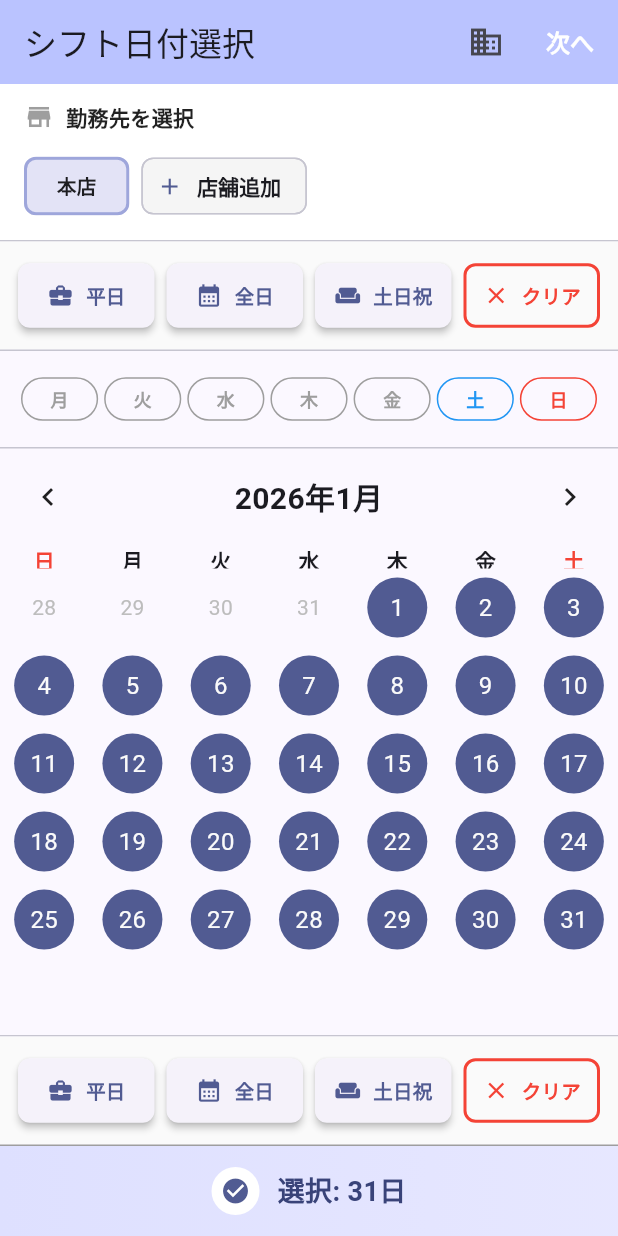
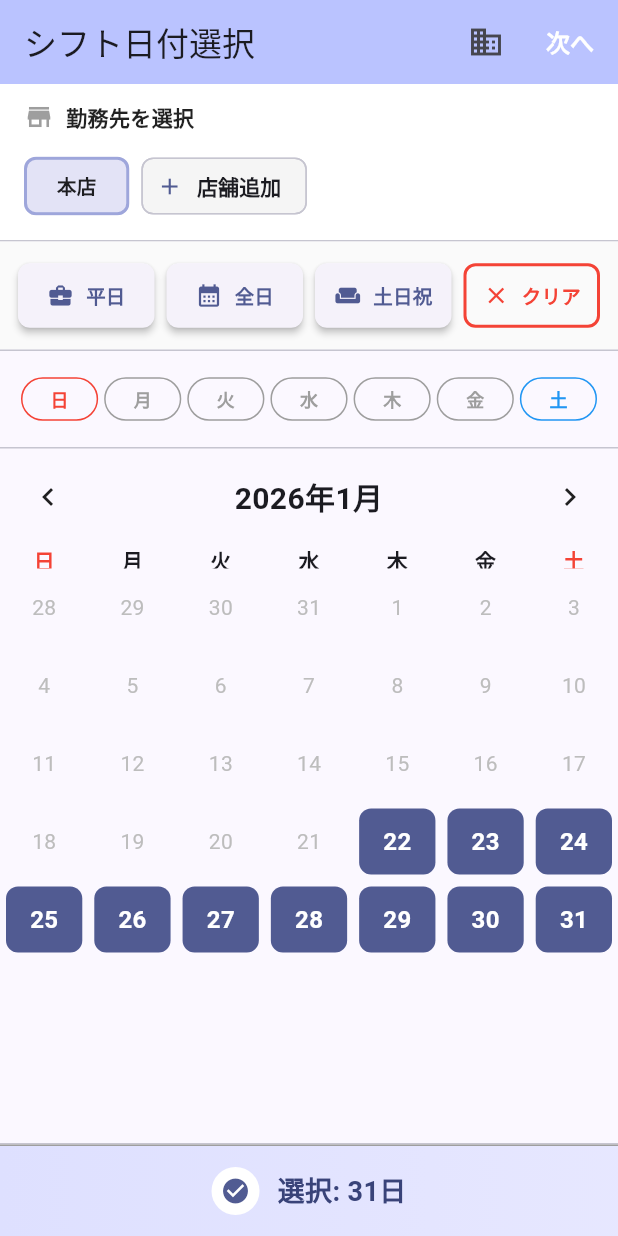
Before and after one commit to musaikun/SxS-Manager-F, a Flutter app: the screen it shows after launch, after a tap on "平日", after a tap on "全日", on a phone screen of 412 x 824 dp. Run offline on Flutter 3.47's test engine with Material 3 defaults, Android fonts, the phone set to English and light mode, and no system bars; drawn by our look-alikes of table_calendar; our stand-ins replace flutter_riverpod, shared_preferences.

Commit message:
feat: 日付選択画面のUI/UX改善を実装
以下の5つの改善を実装:
①祝日の日付フォントをピンク色に変更
②過去の日付を選択不可に設定
③重複していた下部のアクションボタンを削除
④曜日選択ボタンをカレンダーに揃え、日曜始まりに変更
⑤選択日付を四角形に変更し、店舗別カラードット（赤・青・黄・緑）を表示

詳細:
- defaultBuilderに祝日判定を追加してピンク色で表示
- enabledDayPredicateとonDaySelectedを追加して過去日付を無効化
- 重複していた_buildActionButtons()の2回目の呼び出しを削除
- 曜日ボタンを日曜始まり（日月火水木金土）に変更し、カラーも調整
- selectedBuilderを追加して四角形の選択デザインを実装
- 選択日付内に登録済み店舗を示すカラードット（最大4つ）を表示

```diff
--- a/lib/features/shift/presentation/date_selection_screen.dart
+++ b/lib/features/shift/presentation/date_selection_screen.dart
@@ -110,6 +110,12 @@ class _DateSelectionScreenState extends ConsumerState<DateSelectionScreen> {
 
   // 日付の選択/解除
   void _toggleDate(DateTime day) {
+    // 過去の日付は選択できない
+    final today = _normalizeDate(DateTime.now());
+    if (_normalizeDate(day).isBefore(today)) {
+      return;
+    }
+
     setState(() {
       final normalized = _normalizeDate(day);
       if (_tempSelectedDates.contains(normalized)) {
@@ -268,6 +274,20 @@ class _DateSelectionScreenState extends ConsumerState<DateSelectionScreen> {
               // 複数選択モード
               selectedDayPredicate: (day) => _isSelected(day),
 
+              // 過去の日付を無効化
+              enabledDayPredicate: (day) {
+                final today = _normalizeDate(DateTime.now());
+                return !_normalizeDate(day).isBefore(today);
+              },
+
+              // 日付タップ時の処理
+              onDaySelected: (selectedDay, focusedDay) {
+                _toggleDate(selectedDay);
+                setState(() {
+                  _focusedDay = focusedDay;
+                });
+              },
+
               // ヘッダースタイル
               headerStyle: const HeaderStyle(
                 formatButtonVisible: false,
@@ -285,10 +305,10 @@ class _DateSelectionScreenState extends ConsumerState<DateSelectionScreen> {
                   color: Theme.of(context).colorScheme.primary.withOpacity(0.3),
                   shape: BoxShape.circle,
                 ),
-                // 選択された日
+                // 選択された日（四角形に変更）
                 selectedDecoration: BoxDecoration(
                   color: Theme.of(context).colorScheme.primary,
-                  shape: BoxShape.circle,
+                  borderRadius: BorderRadius.circular(8),
                 ),
                 // 土曜日（青）
                 weekendTextStyle: const TextStyle(
@@ -318,8 +338,88 @@ class _DateSelectionScreenState extends ConsumerState<DateSelectionScreen> {
 
               // カスタムビルダーで日曜日を赤色に
               calendarBuilders: CalendarBuilders(
+                // 選択された日付のカスタム表示（四角形 + 店舗ドット）
+                selectedBuilder: (context, day, focusedDay) {
+                  // この日付にシフトが登録されている店舗を取得
+                  final shifts = ref
+                      .read(shiftDateProvider.notifier)
+                      .getShiftsForDate(day);
+                  final stores = ref.read(storeProvider);
+
+                  // 店舗カラーマップ（最大4店舗、指定の4色）
+                  final dotColors = [
+                    Colors.red,
+                    Colors.blue,
+                    Colors.yellow,
+                    Colors.green,
+                  ];
+
+                  return Container(
+                    margin: const EdgeInsets.all(4),
+                    decoration: BoxDecoration(
+                      color: Theme.of(context).colorScheme.primary,
+                      borderRadius: BorderRadius.circular(8),
+                    ),
+                    child: Column(
+                      mainAxisAlignment: MainAxisAlignment.center,
+                      children: [
+                        // 日付
+                        Text(
+                          '${day.day}',
+                          style: const TextStyle(
+                            color: Colors.white,
+                            fontWeight: FontWeight.bold,
+                            fontSize: 16,
+                          ),
+                        ),
+                        // 店舗ドット（登録済みの店舗のみ表示）
+                        if (shifts.isNotEmpty) ...[
+                          const SizedBox(height: 2),
+                          Row(
+                            mainAxisAlignment: MainAxisAlignment.center,
+                            children: shifts.take(4).map((shift) {
+                              // 店舗のインデックスを取得してドット色を決定
+                              final storeIndex = stores.indexWhere(
+                                (s) => s.id == shift.storeId,
+                              );
+                              final dotColor = storeIndex >= 0 && storeIndex < 4
+                                  ? dotColors[storeIndex]
+                                  : Colors.white;
+
+                              return Container(
+                                margin: const EdgeInsets.symmetric(horizontal: 1),
+                                width: 6,
+                                height: 6,
+                                decoration: BoxDecoration(
+                                  color: dotColor,
+                                  shape: BoxShape.circle,
+                                  border: Border.all(
+                                    color: Colors.white.withOpacity(0.5),
+                                    width: 0.5,
+                                  ),
+                                ),
+                              );
+                            }).toList(),
+                          ),
+                        ],
+                      ],
+                    ),
+                  );
+                },
                 // デフォルトの日付表示をカスタマイズ
                 defaultBuilder: (context, day, focusedDay) {
+                  // 祝日をピンク色に（最優先）
+                  if (_isHoliday(day)) {
+                    return Center(
+                      child: Text(
+                        '${day.day}',
+                        style: const TextStyle(
+                          color: Colors.pink,
+                          fontWeight: FontWeight.w600,
+                        ),
+                      ),
+                    );
+                  }
                   // 日曜日を赤色に
                   if (day.weekday == DateTime.sunday) {
                     return Center(
@@ -345,6 +445,18 @@ class _DateSelectionScreenState extends ConsumerState<DateSelectionScreen> {
                     );
                   }
                   return null; // デフォルトの表示
+                },
+                // 過去の日付を無効化
+                disabledBuilder: (context, day, focusedDay) {
+                  return Center(
+                    child: Text(
+                      '${day.day}',
+                      style: TextStyle(
+                        color: Colors.grey[400],
+                        fontWeight: FontWeight.w400,
+                      ),
+                    ),
+                  );
                 },
                 // 日付の下に複数店舗インジケーターを表示
                 markerBuilder: (context, day, events) {
@@ -381,9 +493,6 @@ class _DateSelectionScreenState extends ConsumerState<DateSelectionScreen> {
           ),
 
           const Divider(height: 1),
-
-          // 選択ボタン
-          _buildActionButtons(),
 
           // 選択数表示
           Container(
@@ -514,22 +623,24 @@ class _DateSelectionScreenState extends ConsumerState<DateSelectionScreen> {
 
   // 曜日別選択ボタン
   Widget _buildWeekdayButtons() {
-    final weekdays = ['月', '火', '水', '木', '金', '土', '日'];
+    // 日曜日始まりに変更
+    final weekdays = ['日', '月', '火', '水', '木', '金', '土'];
     final colors = [
-      Colors.grey,
-      Colors.grey,
-      Colors.grey,
-      Colors.grey,
-      Colors.grey,
-      Colors.blue,
-      Colors.red,
+      Colors.red,    // 日
+      Colors.grey,   // 月
+      Colors.grey,   // 火
+      Colors.grey,   // 水
+      Colors.grey,   // 木
+      Colors.grey,   // 金
+      Colors.blue,   // 土
     ];
 
     return Padding(
       padding: const EdgeInsets.symmetric(horizontal: 12, vertical: 8),
       child: Row(
         children: List.generate(7, (index) {
-          final weekday = index + 1; // 1=月, 7=日
+          // DateTime.sunday=7, Monday=1なので、日曜は7、月〜土は1〜6
+          final weekday = index == 0 ? DateTime.sunday : index;
           return Expanded(
             child: Padding(
               padding: const EdgeInsets.symmetric(horizontal: 2),
```
